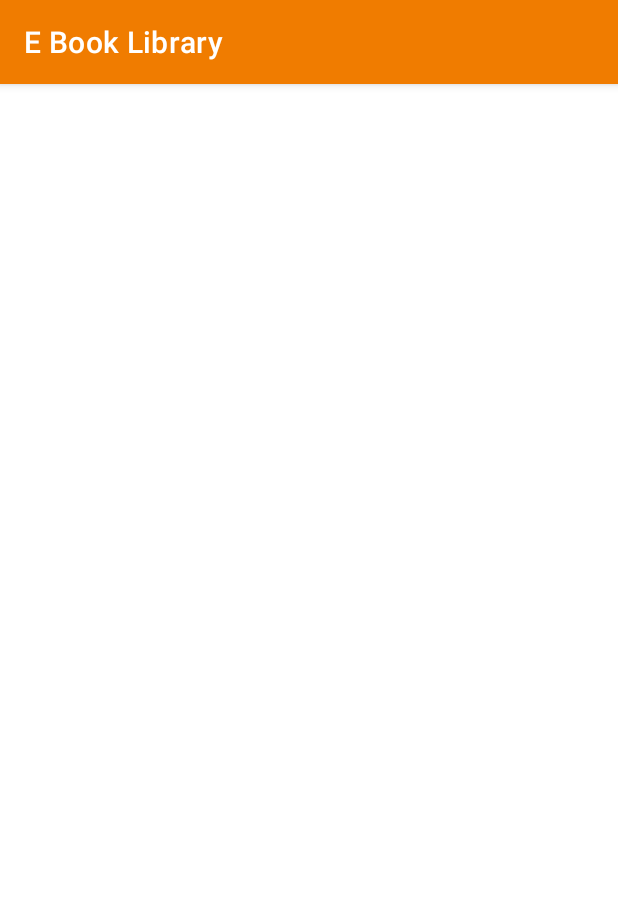
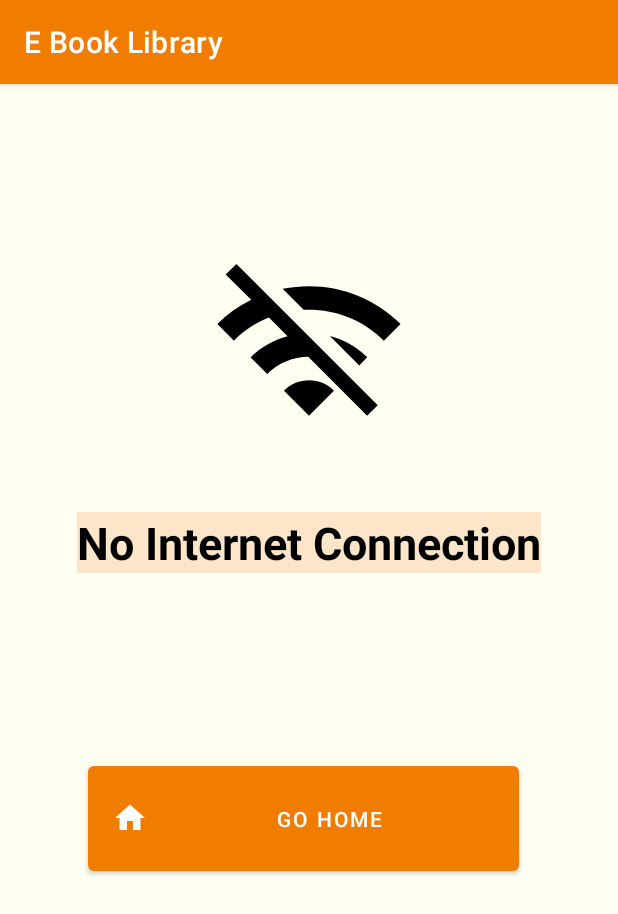
Before and after one commit to Varunmanoj/E-Library, an Android app: the NoInternent screen opened directly, with no data from a screen before it, on a phone screen of 412 x 824 dp. Shown: the top 914 px of the screen. Run offline under Robolectric (Android 15) with nearby library versions, the phone set to English and light mode, and no system bars.

Commit message:
Designed the No Internet page

```diff
--- a/app/src/main/AndroidManifest.xml
+++ b/app/src/main/AndroidManifest.xml
@@ -19,7 +19,8 @@
         tools:targetApi="31">
         <activity
             android:name=".NoInternent"
-            android:exported="false" />
+            android:exported="false"
+            android:noHistory="true"/>
         <activity
             android:name=".MainActivity"
             android:exported="true">
--- /dev/null
+++ b/app/src/main/res/drawable/exitapp.xml
@@ -0,0 +1,5 @@
+<vector android:autoMirrored="true" android:height="24dp"
+    android:tint="#000000" android:viewportHeight="24"
+    android:viewportWidth="24" android:width="24dp" xmlns:android="http://schemas.android.com/apk/res/android">
+    <path android:fillColor="@android:color/white" android:pathData="M10.09,15.59L11.5,17l5,-5 -5,-5 -1.41,1.41L12.67,11H3v2h9.67l-2.58,2.59zM19,3H5c-1.11,0 -2,0.9 -2,2v4h2V5h14v14H5v-4H3v4c0,1.1 0.89,2 2,2h14c1.1,0 2,-0.9 2,-2V5c0,-1.1 -0.9,-2 -2,-2z"/>
+</vector>
--- /dev/null
+++ b/app/src/main/res/drawable/wifi_off.xml
@@ -0,0 +1,5 @@
+<vector android:autoMirrored="true" android:height="24dp"
+    android:tint="#000000" android:viewportHeight="24"
+    android:viewportWidth="24" android:width="24dp" xmlns:android="http://schemas.android.com/apk/res/android">
+    <path android:fillColor="@android:color/white" android:pathData="M22.99,9C19.15,5.16 13.8,3.76 8.84,4.78l2.52,2.52c3.47,-0.17 6.99,1.05 9.63,3.7l2,-2zM18.99,13c-1.29,-1.29 -2.84,-2.13 -4.49,-2.56l3.53,3.53 0.96,-0.97zM2,3.05L5.07,6.1C3.6,6.82 2.22,7.78 1,9l1.99,2c1.24,-1.24 2.67,-2.16 4.2,-2.77l2.24,2.24C7.81,10.89 6.27,11.73 5,13v0.01L6.99,15c1.36,-1.36 3.14,-2.04 4.92,-2.06L18.98,20l1.27,-1.26L3.29,1.79 2,3.05zM9,17l3,3 3,-3c-1.65,-1.66 -4.34,-1.66 -6,0z"/>
+</vector>
--- a/app/src/main/res/layout/activity_no_internent.xml
+++ b/app/src/main/res/layout/activity_no_internent.xml
@@ -4,6 +4,52 @@
     xmlns:tools="http://schemas.android.com/tools"
     android:layout_width="match_parent"
     android:layout_height="match_parent"
+    android:background="@color/page_background_colour"
     tools:context=".NoInternent">
 
+    <ImageView
+        android:id="@+id/imageView"
+        android:layout_width="177dp"
+        android:layout_height="0dp"
+        android:layout_marginTop="110dp"
+        android:layout_marginBottom="42dp"
+        app:layout_constraintBottom_toTopOf="@+id/nointernettext"
+        app:layout_constraintEnd_toEndOf="parent"
+        app:layout_constraintStart_toStartOf="parent"
+        app:layout_constraintTop_toTopOf="parent"
+        app:srcCompat="@drawable/wifi_off" />
+
+    <TextView
+        android:id="@+id/nointernettext"
+        android:layout_width="371dp"
+        android:layout_height="0dp"
+        android:layout_marginStart="18dp"
+        android:layout_marginTop="285dp"
+        android:layout_marginEnd="18dp"
+        android:layout_marginBottom="9dp"
+        android:selectAllOnFocus="true"
+        android:text="@string/no_internet"
+        android:textAlignment="center"
+        android:textColor="@color/text"
+        android:textIsSelectable="true"
+        android:textSize="30dp"
+        android:textStyle="bold"
+        app:layout_constraintBottom_toTopOf="@+id/gohome"
+        app:layout_constraintEnd_toEndOf="parent"
+        app:layout_constraintStart_toStartOf="parent"
+        app:layout_constraintTop_toTopOf="parent" />
+
+    <Button
+        android:id="@+id/gohome"
+        android:layout_width="287dp"
+        android:layout_height="82dp"
+        android:layout_marginStart="38dp"
+        android:layout_marginBottom="237dp"
+        android:text="@string/goHomeBTN"
+        app:icon="@drawable/home"
+        app:iconPadding="10dp"
+        app:layout_constraintBottom_toBottomOf="parent"
+        app:layout_constraintStart_toStartOf="@+id/nointernettext"
+        app:layout_constraintTop_toBottomOf="@+id/nointernettext" />
+
 </androidx.constraintlayout.widget.ConstraintLayout>
--- a/app/src/main/res/values/strings.xml
+++ b/app/src/main/res/values/strings.xml
@@ -14,4 +14,7 @@
     <string name="all_categories">All Categories</string>
     <string name="site_logo">XRCVC and St. Xaviers Logo</string>
     <string name="reload">Reload Site</string>
+    <string name="no_internet">No Internet  Connection</string>
+    <string name="goHomeBTN">Go Home</string>
+    <string name="Exitapp">Exit</string>
 </resources>
```
Also changed, not shown: app/src/main/java/com/xrcvc/e_library/MainActivity.java (+9 -2 lines), app/src/main/java/com/xrcvc/e_library/NoInternent.java (+68 -0 lines), app/src/main/res/menu/navigation_menu.xml (+12 -0 lines).
